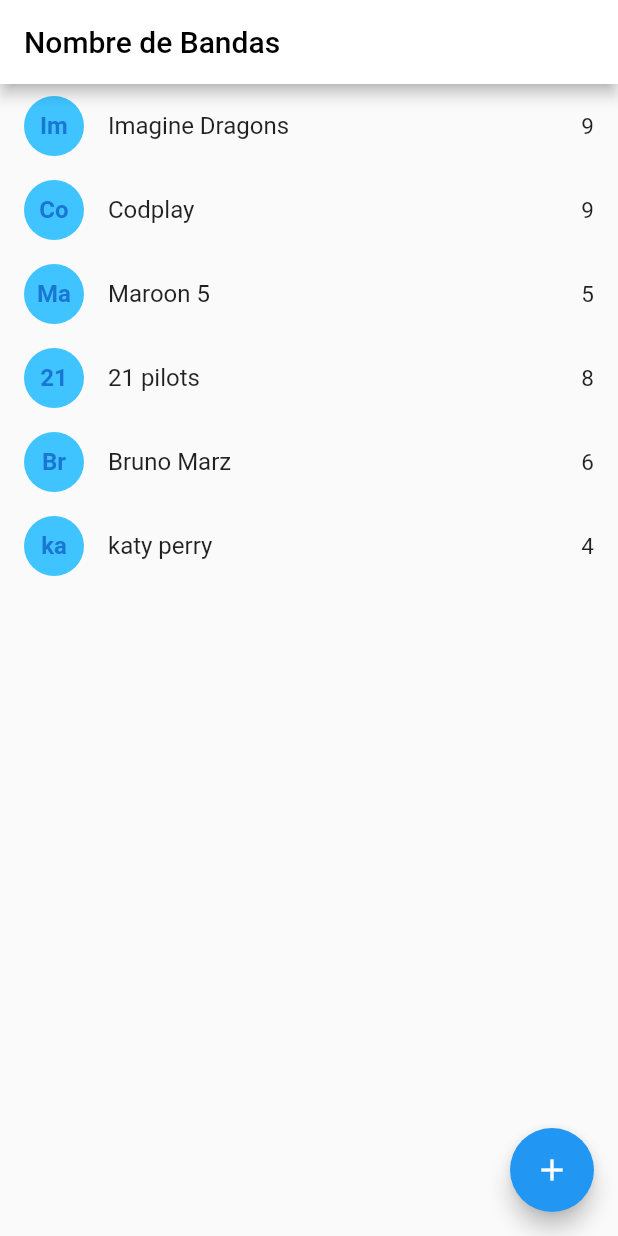
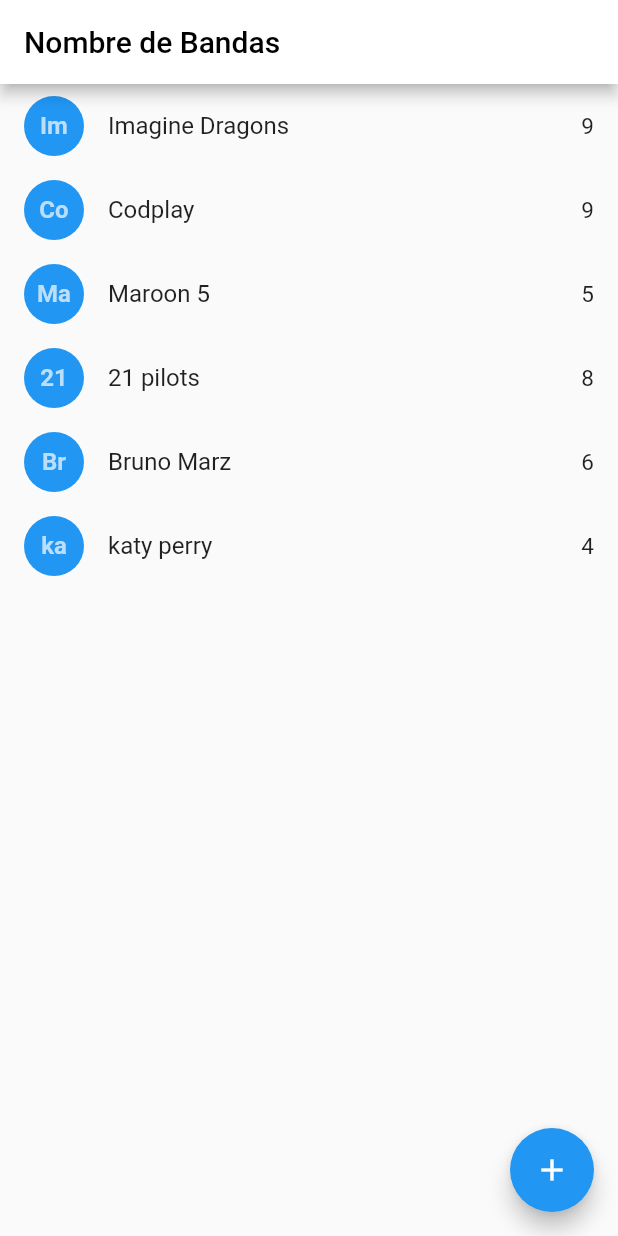
Before and after one commit to Eduardo2125LES/flutterbandNames-socket, a Flutter app: the screen it shows after launch, on a phone screen of 412 x 824 dp. Run offline on Flutter 3.47's test engine with Material 2 defaults, Android fonts, the phone set to English and light mode, and no system bars.

Commit message:
cambio de color azul

```diff
--- a/lib/pages/home.dart
+++ b/lib/pages/home.dart
@@ -60,7 +60,7 @@ class _HomePageState extends State<HomePage> {
      child: ListTile(
         leading: CircleAvatar(
           child: Text(band.name.substring(0,2), style: TextStyle(fontWeight:FontWeight.bold ),),
-          backgroundColor: Colors.lightBlueAccent,
+          backgroundColor: Colors.blue,
         ),
        title: Text(band.name),
        trailing: Text("${band.votes}", style: TextStyle(fontSize: 15),),
```
